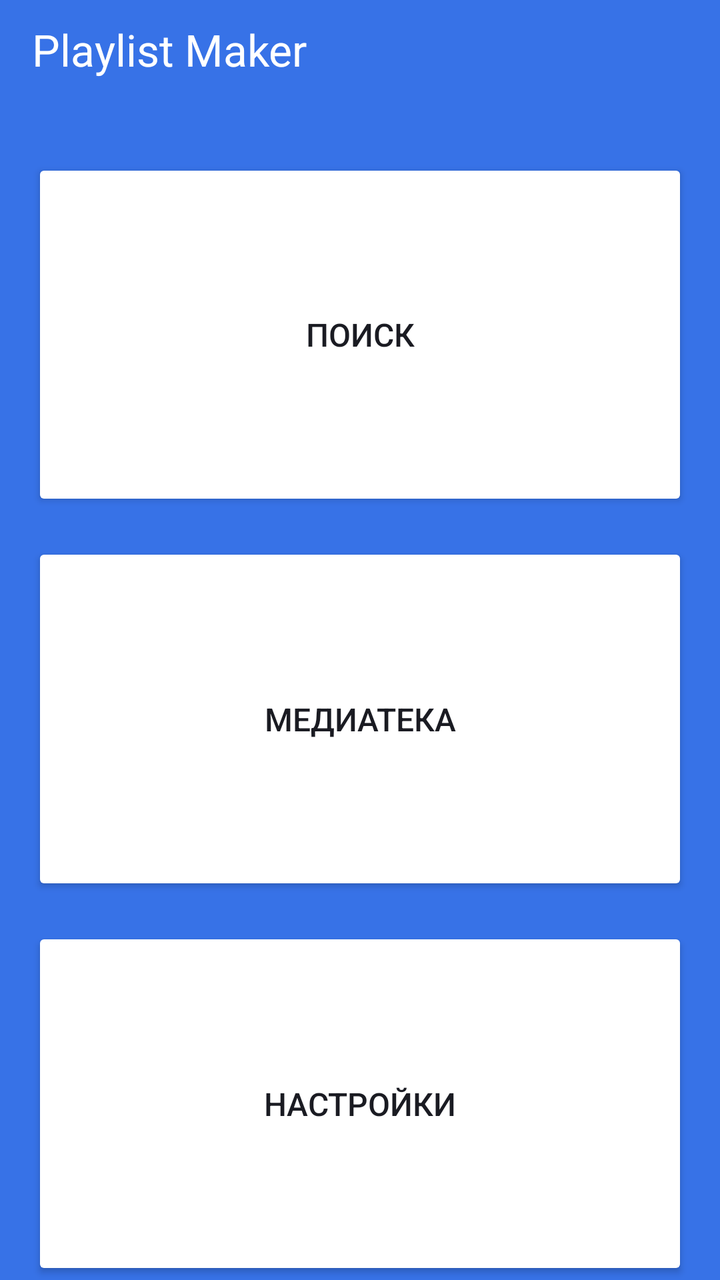
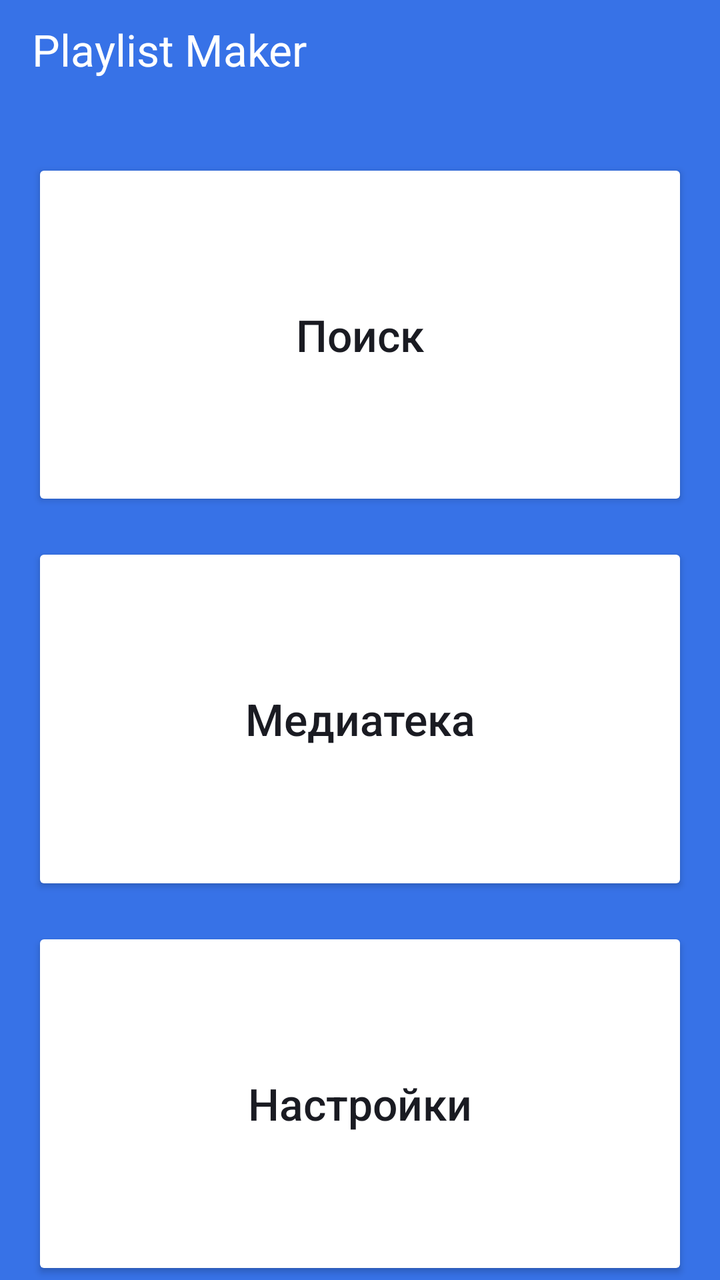

Screens rendered from an Android XML layout before and after an edit, with the pre-edit source and the edit as a unified diff.
<!-- AndroidManifest.xml: application theme Theme.MaterialComponents.DayNight.NoActionBar -->
<!-- res/layout/activity_main.xml -->
<?xml version="1.0" encoding="utf-8"?>
<LinearLayout xmlns:android="http://schemas.android.com/apk/res/android"
    xmlns:app="http://schemas.android.com/apk/res-auto"
    android:layout_width="match_parent"
    android:layout_height="match_parent"
    android:orientation="vertical"
    android:background="@color/blue"
    android:paddingStart="@dimen/padding_default"
    android:paddingEnd="@dimen/padding_default"
    android:paddingTop="10dp">

    <TextView
        android:layout_width="wrap_content"
        android:layout_height="wrap_content"
        android:text="@string/app_name"
        android:textColor="@color/white"
        android:textSize="@dimen/text_size_title"
        android:layout_marginBottom="@dimen/margin_bottom_title" />

    <LinearLayout
        android:layout_width="match_parent"
        android:layout_height="0dp"
        android:layout_weight="1"
        android:orientation="vertical">


        <Button
            android:id="@+id/btn_search"
            android:layout_width="match_parent"
            android:layout_height="0dp"
            android:layout_weight="1"
            android:layout_marginBottom="@dimen/margin_between_buttons"
            android:backgroundTint="@color/white"
            android:text="@string/search"
            android:textColor="@color/yp_black"
            android:textSize="@dimen/text_size_button"
            app:icon="@drawable/ic_search"
            app:iconGravity="textStart"
            app:iconPadding="@dimen/icon_padding"
            app:iconTint="@color/yp_black"
            app:cornerRadius="@dimen/corner_radius" />

        <Button
            android:id="@+id/btn_media"
            android:layout_width="match_parent"
            android:layout_height="0dp"
            android:layout_weight="1"
            android:layout_marginBottom="@dimen/margin_between_buttons"
            android:backgroundTint="@color/white"
            android:text="@string/media"
            android:textColor="@color/yp_black"
            android:textSize="@dimen/text_size_button"
            app:icon="@drawable/ic_media"
            app:iconGravity="textStart"
            app:iconPadding="@dimen/icon_padding"
            app:iconTint="@color/yp_black"
            app:cornerRadius="@dimen/corner_radius" />

        <Button
            android:id="@+id/btn_settings"
            android:layout_width="match_parent"
            android:layout_height="0dp"
            android:layout_weight="1"
            android:backgroundTint="@color/white"
            android:text="@string/settings"
            android:textColor="@color/yp_black"
            android:textSize="@dimen/text_size_button"
            app:icon="@drawable/ic_settings"
            app:iconGravity="textStart"
            app:iconPadding="@dimen/icon_padding"
            app:iconTint="@color/yp_black"
            app:cornerRadius="@dimen/corner_radius" />

    </LinearLayout>

</LinearLayout>
<!-- resources referenced by this layout -->
<resources>
  <color name="blue">#3772E7</color>
  <color name="white">#FFFFFF</color>
  <color name="yp_black">#1A1B22</color>
  <dimen name="corner_radius">16dp</dimen>
  <dimen name="icon_padding">10dp</dimen>
  <dimen name="margin_between_buttons">16dp</dimen>
  <dimen name="margin_bottom_title">40dp</dimen>
  <dimen name="padding_default">16dp</dimen>
  <dimen name="text_size_button">16sp</dimen>
  <dimen name="text_size_title">22sp</dimen>
  <!-- drawable ic_media (drawable) -->
  <vector xmlns:android="http://schemas.android.com/apk/res/android"
      android:width="20dp"
      android:height="20dp"
      android:viewportWidth="20"
      android:viewportHeight="20">
    <path
        android:pathData="M18,0H6C4.9,0 4,0.9 4,2V14C4,15.1 4.9,16 6,16H18C19.1,16 20,15.1 20,14V2C20,0.9 19.1,0 18,0ZM16,5H13V10.5C13,11.88 11.88,13 10.5,13C9.12,13 8,11.88 8,10.5C8,9.12 9.12,8 10.5,8C11.07,8 11.58,8.19 12,8.51V3H16V5ZM2,4H0V18C0,19.1 0.9,20 2,20H16V18H2V4Z"
        android:fillColor="#1A1B22"/>
  </vector>
  <!-- drawable ic_search (drawable) -->
  <vector xmlns:android="http://schemas.android.com/apk/res/android"
      android:width="19dp"
      android:height="19dp"
      android:viewportWidth="19"
      android:viewportHeight="19">
    <path
        android:pathData="M13.579,11.95H12.721L12.417,11.656C13.481,10.418 14.122,8.81 14.122,7.061C14.122,3.161 10.961,0 7.061,0C3.161,0 0,3.161 0,7.061C0,10.961 3.161,14.122 7.061,14.122C8.81,14.122 10.418,13.481 11.656,12.417L11.95,12.721V13.579L17.381,19L19,17.381L13.579,11.95ZM7.061,11.95C4.356,11.95 2.173,9.766 2.173,7.061C2.173,4.356 4.356,2.173 7.061,2.173C9.766,2.173 11.95,4.356 11.95,7.061C11.95,9.766 9.766,11.95 7.061,11.95Z"
        android:fillColor="#1A1B22"/>
  </vector>
  <!-- drawable ic_settings (drawable) -->
  <vector xmlns:android="http://schemas.android.com/apk/res/android"
      android:width="19dp"
      android:height="20dp"
      android:viewportWidth="19"
      android:viewportHeight="20">
    <path
        android:pathData="M16.478,10.54C16.518,10.24 16.538,9.93 16.538,9.6C16.538,9.28 16.518,8.96 16.468,8.66L18.498,7.08C18.678,6.94 18.728,6.67 18.618,6.47L16.698,3.15C16.578,2.93 16.328,2.86 16.108,2.93L13.718,3.89C13.218,3.51 12.688,3.19 12.098,2.95L11.738,0.41C11.698,0.17 11.498,0 11.258,0H7.418C7.178,0 6.988,0.17 6.948,0.41L6.588,2.95C5.998,3.19 5.458,3.52 4.968,3.89L2.578,2.93C2.358,2.85 2.108,2.93 1.988,3.15L0.078,6.47C-0.042,6.68 -0.002,6.94 0.198,7.08L2.228,8.66C2.178,8.96 2.138,9.29 2.138,9.6C2.138,9.91 2.158,10.24 2.208,10.54L0.178,12.12C-0.002,12.26 -0.052,12.53 0.058,12.73L1.978,16.05C2.098,16.27 2.348,16.34 2.568,16.27L4.958,15.31C5.458,15.69 5.988,16.01 6.578,16.25L6.938,18.79C6.988,19.03 7.178,19.2 7.418,19.2H11.258C11.498,19.2 11.698,19.03 11.728,18.79L12.088,16.25C12.678,16.01 13.218,15.69 13.708,15.31L16.098,16.27C16.318,16.35 16.568,16.27 16.688,16.05L18.608,12.73C18.728,12.51 18.678,12.26 18.488,12.12L16.478,10.54ZM9.338,13.2C7.358,13.2 5.738,11.58 5.738,9.6C5.738,7.62 7.358,6 9.338,6C11.318,6 12.938,7.62 12.938,9.6C12.938,11.58 11.318,13.2 9.338,13.2Z"
        android:fillColor="#1A1B22"/>
  </vector>
  <string name="app_name">Playlist Maker</string>
  <string name="media">Медиатека</string>
  <string name="search">Поиск</string>
  <string name="settings">Настройки</string>
</resources>

<!-- the commit's change to res/layout/activity_main.xml (unified diff, before → after) -->
@@ -34,7 +34,8 @@
             android:text="@string/search"
             android:textColor="@color/yp_black"
             android:textSize="@dimen/text_size_button"
-            app:icon="@drawable/ic_search"
+            android:textAllCaps="false"
+            app:icon="@drawable/ic_search_24"
             app:iconGravity="textStart"
             app:iconPadding="@dimen/icon_padding"
             app:iconTint="@color/yp_black"
@@ -50,7 +51,8 @@
             android:text="@string/media"
             android:textColor="@color/yp_black"
             android:textSize="@dimen/text_size_button"
-            app:icon="@drawable/ic_media"
+            android:textAllCaps="false"
+            app:icon="@drawable/ic_media_24"
             app:iconGravity="textStart"
             app:iconPadding="@dimen/icon_padding"
             app:iconTint="@color/yp_black"
@@ -65,7 +67,8 @@
             android:text="@string/settings"
             android:textColor="@color/yp_black"
             android:textSize="@dimen/text_size_button"
-            app:icon="@drawable/ic_settings"
+            android:textAllCaps="false"
+            app:icon="@drawable/ic_settings_24"
             app:iconGravity="textStart"
             app:iconPadding="@dimen/icon_padding"
             app:iconTint="@color/yp_black"
<!-- resource entries referenced after the edit -->
@@ -8,36 +8,36 @@
   <dimen name="margin_between_buttons">16dp</dimen>
   <dimen name="margin_bottom_title">40dp</dimen>
   <dimen name="padding_default">16dp</dimen>
-  <dimen name="text_size_button">16sp</dimen>
+  <dimen name="text_size_button">22sp</dimen>
   <dimen name="text_size_title">22sp</dimen>
-  <!-- drawable ic_media (drawable) -->
+  <!-- drawable ic_media_24 (drawable) -->
   <vector xmlns:android="http://schemas.android.com/apk/res/android"
-      android:width="20dp"
-      android:height="20dp"
-      android:viewportWidth="20"
-      android:viewportHeight="20">
+      android:width="24dp"
+      android:height="24dp"
+      android:viewportWidth="24"
+      android:viewportHeight="24">
     <path
-        android:pathData="M18,0H6C4.9,0 4,0.9 4,2V14C4,15.1 4.9,16 6,16H18C19.1,16 20,15.1 20,14V2C20,0.9 19.1,0 18,0ZM16,5H13V10.5C13,11.88 11.88,13 10.5,13C9.12,13 8,11.88 8,10.5C8,9.12 9.12,8 10.5,8C11.07,8 11.58,8.19 12,8.51V3H16V5ZM2,4H0V18C0,19.1 0.9,20 2,20H16V18H2V4Z"
+        android:pathData="M20,2H8C6.9,2 6,2.9 6,4V16C6,17.1 6.9,18 8,18H20C21.1,18 22,17.1 22,16V4C22,2.9 21.1,2 20,2ZM18,7H15V12.5C15,13.88 13.88,15 12.5,15C11.12,15 10,13.88 10,12.5C10,11.12 11.12,10 12.5,10C13.07,10 13.58,10.19 14,10.51V5H18V7ZM4,6H2V20C2,21.1 2.9,22 4,22H18V20H4V6Z"
         android:fillColor="#1A1B22"/>
   </vector>
-  <!-- drawable ic_search (drawable) -->
+  <!-- drawable ic_search_24 (drawable) -->
   <vector xmlns:android="http://schemas.android.com/apk/res/android"
-      android:width="19dp"
-      android:height="19dp"
-      android:viewportWidth="19"
-      android:viewportHeight="19">
+      android:width="24dp"
+      android:height="24dp"
+      android:viewportWidth="24"
+      android:viewportHeight="24">
     <path
-        android:pathData="M13.579,11.95H12.721L12.417,11.656C13.481,10.418 14.122,8.81 14.122,7.061C14.122,3.161 10.961,0 7.061,0C3.161,0 0,3.161 0,7.061C0,10.961 3.161,14.122 7.061,14.122C8.81,14.122 10.418,13.481 11.656,12.417L11.95,12.721V13.579L17.381,19L19,17.381L13.579,11.95ZM7.061,11.95C4.356,11.95 2.173,9.766 2.173,7.061C2.173,4.356 4.356,2.173 7.061,2.173C9.766,2.173 11.95,4.356 11.95,7.061C11.95,9.766 9.766,11.95 7.061,11.95Z"
+        android:pathData="M16.579,14.95H15.721L15.417,14.656C16.481,13.418 17.122,11.81 17.122,10.061C17.122,6.161 13.961,3 10.061,3C6.161,3 3,6.161 3,10.061C3,13.961 6.161,17.122 10.061,17.122C11.81,17.122 13.418,16.481 14.656,15.417L14.95,15.721V16.579L20.381,22L22,20.381L16.579,14.95ZM10.061,14.95C7.356,14.95 5.173,12.766 5.173,10.061C5.173,7.356 7.356,5.173 10.061,5.173C12.766,5.173 14.95,7.356 14.95,10.061C14.95,12.766 12.766,14.95 10.061,14.95Z"
         android:fillColor="#1A1B22"/>
   </vector>
-  <!-- drawable ic_settings (drawable) -->
+  <!-- drawable ic_settings_24 (drawable) -->
   <vector xmlns:android="http://schemas.android.com/apk/res/android"
-      android:width="19dp"
-      android:height="20dp"
-      android:viewportWidth="19"
-      android:viewportHeight="20">
+      android:width="24dp"
+      android:height="24dp"
+      android:viewportWidth="24"
+      android:viewportHeight="24">
     <path
-        android:pathData="M16.478,10.54C16.518,10.24 16.538,9.93 16.538,9.6C16.538,9.28 16.518,8.96 16.468,8.66L18.498,7.08C18.678,6.94 18.728,6.67 18.618,6.47L16.698,3.15C16.578,2.93 16.328,2.86 16.108,2.93L13.718,3.89C13.218,3.51 12.688,3.19 12.098,2.95L11.738,0.41C11.698,0.17 11.498,0 11.258,0H7.418C7.178,0 6.988,0.17 6.948,0.41L6.588,2.95C5.998,3.19 5.458,3.52 4.968,3.89L2.578,2.93C2.358,2.85 2.108,2.93 1.988,3.15L0.078,6.47C-0.042,6.68 -0.002,6.94 0.198,7.08L2.228,8.66C2.178,8.96 2.138,9.29 2.138,9.6C2.138,9.91 2.158,10.24 2.208,10.54L0.178,12.12C-0.002,12.26 -0.052,12.53 0.058,12.73L1.978,16.05C2.098,16.27 2.348,16.34 2.568,16.27L4.958,15.31C5.458,15.69 5.988,16.01 6.578,16.25L6.938,18.79C6.988,19.03 7.178,19.2 7.418,19.2H11.258C11.498,19.2 11.698,19.03 11.728,18.79L12.088,16.25C12.678,16.01 13.218,15.69 13.708,15.31L16.098,16.27C16.318,16.35 16.568,16.27 16.688,16.05L18.608,12.73C18.728,12.51 18.678,12.26 18.488,12.12L16.478,10.54ZM9.338,13.2C7.358,13.2 5.738,11.58 5.738,9.6C5.738,7.62 7.358,6 9.338,6C11.318,6 12.938,7.62 12.938,9.6C12.938,11.58 11.318,13.2 9.338,13.2Z"
+        android:pathData="M19.14,12.94C19.18,12.64 19.2,12.33 19.2,12C19.2,11.68 19.18,11.36 19.13,11.06L21.16,9.48C21.34,9.34 21.39,9.07 21.28,8.87L19.36,5.55C19.24,5.33 18.99,5.26 18.77,5.33L16.38,6.29C15.88,5.91 15.35,5.59 14.76,5.35L14.4,2.81C14.36,2.57 14.16,2.4 13.92,2.4H10.08C9.84,2.4 9.65,2.57 9.61,2.81L9.25,5.35C8.66,5.59 8.12,5.92 7.63,6.29L5.24,5.33C5.02,5.25 4.77,5.33 4.65,5.55L2.74,8.87C2.62,9.08 2.66,9.34 2.86,9.48L4.89,11.06C4.84,11.36 4.8,11.69 4.8,12C4.8,12.31 4.82,12.64 4.87,12.94L2.84,14.52C2.66,14.66 2.61,14.93 2.72,15.13L4.64,18.45C4.76,18.67 5.01,18.74 5.23,18.67L7.62,17.71C8.12,18.09 8.65,18.41 9.24,18.65L9.6,21.19C9.65,21.43 9.84,21.6 10.08,21.6H13.92C14.16,21.6 14.36,21.43 14.39,21.19L14.75,18.65C15.34,18.41 15.88,18.09 16.37,17.71L18.76,18.67C18.98,18.75 19.23,18.67 19.35,18.45L21.27,15.13C21.39,14.91 21.34,14.66 21.15,14.52L19.14,12.94ZM12,15.6C10.02,15.6 8.4,13.98 8.4,12C8.4,10.02 10.02,8.4 12,8.4C13.98,8.4 15.6,10.02 15.6,12C15.6,13.98 13.98,15.6 12,15.6Z"
         android:fillColor="#1A1B22"/>
   </vector>
   <string name="app_name">Playlist Maker</string>
